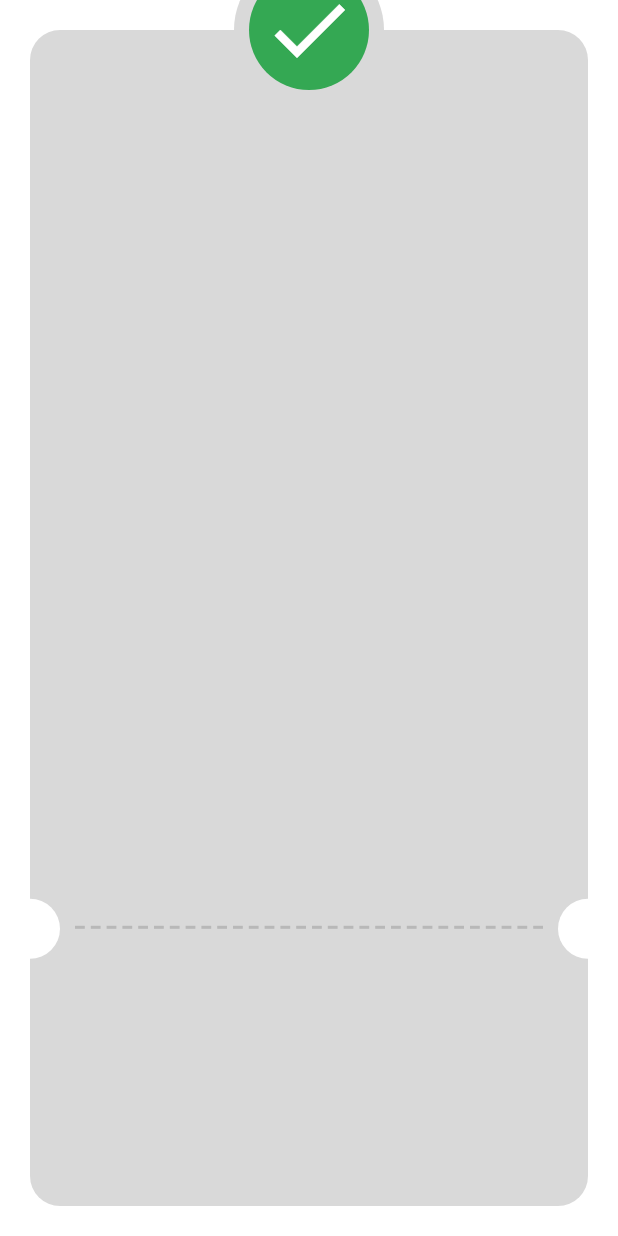
After one commit to mano299/check-out-app, a Flutter app: the ThankYouView screen opened directly, on a phone screen of 412 x 824 dp. The commit adds this screen. Run offline on Flutter 3.47's test engine with Material 3 defaults, Android fonts, the phone set to English and light mode, and no system bars; our stand-ins replace flutter_credit_card, flutter_svg.

Commit message:
refactore code

```diff
--- /dev/null
+++ b/lib/features/check_out/presentation/widget/custom_check_circle.dart
@@ -0,0 +1,25 @@
+
+import 'package:flutter/material.dart';
+
+class CustomCheckCircle extends StatelessWidget {
+  const CustomCheckCircle({
+    super.key,
+  });
+
+  @override
+  Widget build(BuildContext context) {
+    return CircleAvatar(
+      radius: 50,
+      backgroundColor: Color(0xffD9D9D9),
+      child: CircleAvatar(
+        radius: 40,
+        backgroundColor: Color(0xff34A853),
+        child: Icon(
+          Icons.check,
+          size: 64,
+          color: Colors.white,
+        ),
+      ),
+    );
+  }
+}
--- /dev/null
+++ b/lib/features/check_out/presentation/widget/custom_dashed_line.dart
@@ -0,0 +1,28 @@
+
+import 'package:flutter/material.dart';
+
+class CustomDashedLine extends StatelessWidget {
+  const CustomDashedLine({
+    super.key,
+  });
+
+  @override
+  Widget build(BuildContext context) {
+    return Row(
+      children: List.generate(
+        30,
+        (index) => Expanded(
+          child: Padding(
+            padding: const EdgeInsets.symmetric(horizontal: 2.0),
+            child: Container(
+              decoration: BoxDecoration(
+                color: Color(0xffB8B8B8),
+              ),
+              height: 2,
+            ),
+          ),
+        ),
+      ),
+    );
+  }
+}
--- /dev/null
+++ b/lib/features/check_out/presentation/widget/thank_you_card.dart
@@ -0,0 +1,18 @@
+
+import 'package:flutter/material.dart';
+
+class ThankYouCard extends StatelessWidget {
+  const ThankYouCard({
+    super.key,
+  });
+
+  @override
+  Widget build(BuildContext context) {
+    return Container(
+      decoration: BoxDecoration(
+        color: Color(0xffD9D9D9),
+        borderRadius: BorderRadius.circular(20),
+      ),
+    );
+  }
+}
--- a/lib/features/check_out/presentation/widget/thank_you_view_body.dart
+++ b/lib/features/check_out/presentation/widget/thank_you_view_body.dart
@@ -1,3 +1,6 @@
+import 'package:check_out_app/features/check_out/presentation/widget/custom_check_circle.dart';
+import 'package:check_out_app/features/check_out/presentation/widget/custom_dashed_line.dart';
+import 'package:check_out_app/features/check_out/presentation/widget/thank_you_card.dart';
 import 'package:flutter/material.dart';
 
 class ThankYouViewBody extends StatelessWidget {
@@ -11,50 +14,18 @@ class ThankYouViewBody extends StatelessWidget {
         child: Stack(
           clipBehavior: Clip.none,
           children: [
-            Container(
-              decoration: BoxDecoration(
-                color: Color(0xffD9D9D9),
-                borderRadius: BorderRadius.circular(20),
-              ),
-            ),
+            ThankYouCard(),
             Positioned(
               bottom: MediaQuery.sizeOf(context).height * .2 + 20,
               left: 28,
               right: 28,
-              child: Row(
-                children: List.generate(
-                  30,
-                  (index) => Expanded(
-                    child: Padding(
-                      padding: const EdgeInsets.symmetric(horizontal: 2.0),
-                      child: Container(
-                        decoration: BoxDecoration(
-                          color: Color(0xffB8B8B8),
-                        ),
-                        height: 2,
-                      ),
-                    ),
-                  ),
-                ),
-              ),
+              child: CustomDashedLine(),
             ),
             Positioned(
               top: -50,
               right: 0,
               left: 0,
-              child: CircleAvatar(
-                radius: 50,
-                backgroundColor: Color(0xffD9D9D9),
-                child: CircleAvatar(
-                  radius: 40,
-                  backgroundColor: Color(0xff34A853),
-                  child: Icon(
-                    Icons.check,
-                    size: 64,
-                    color: Colors.white,
-                  ),
-                ),
-              ),
+              child: CustomCheckCircle(),
             ),
             Positioned(
               left: -20,
```
